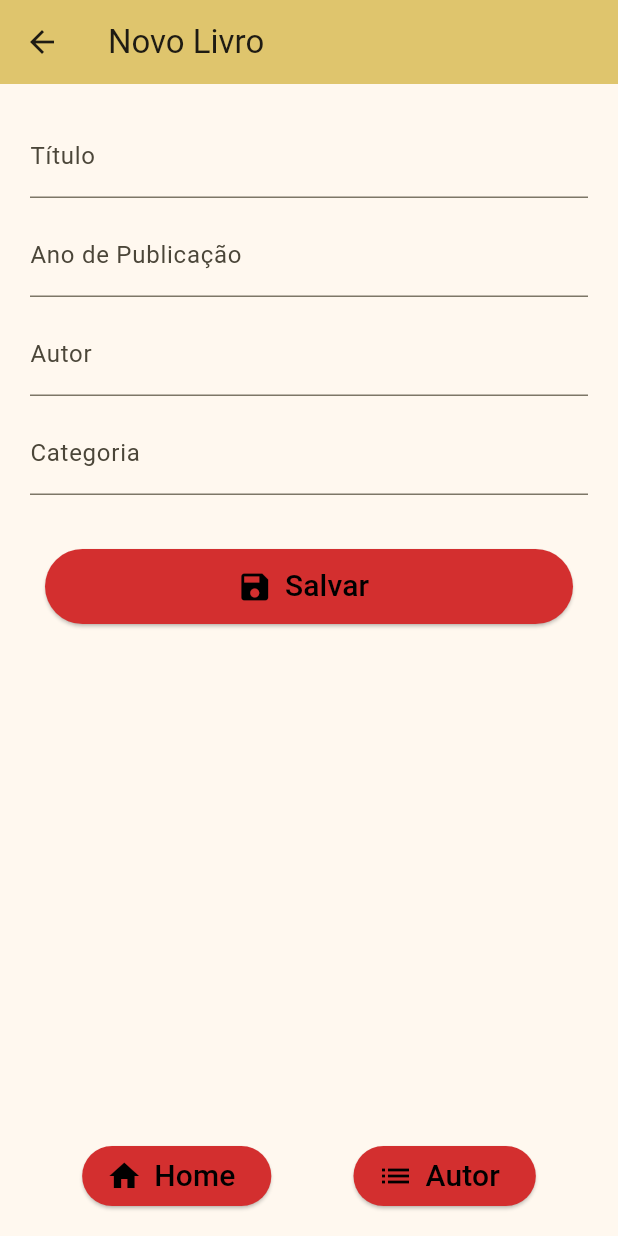
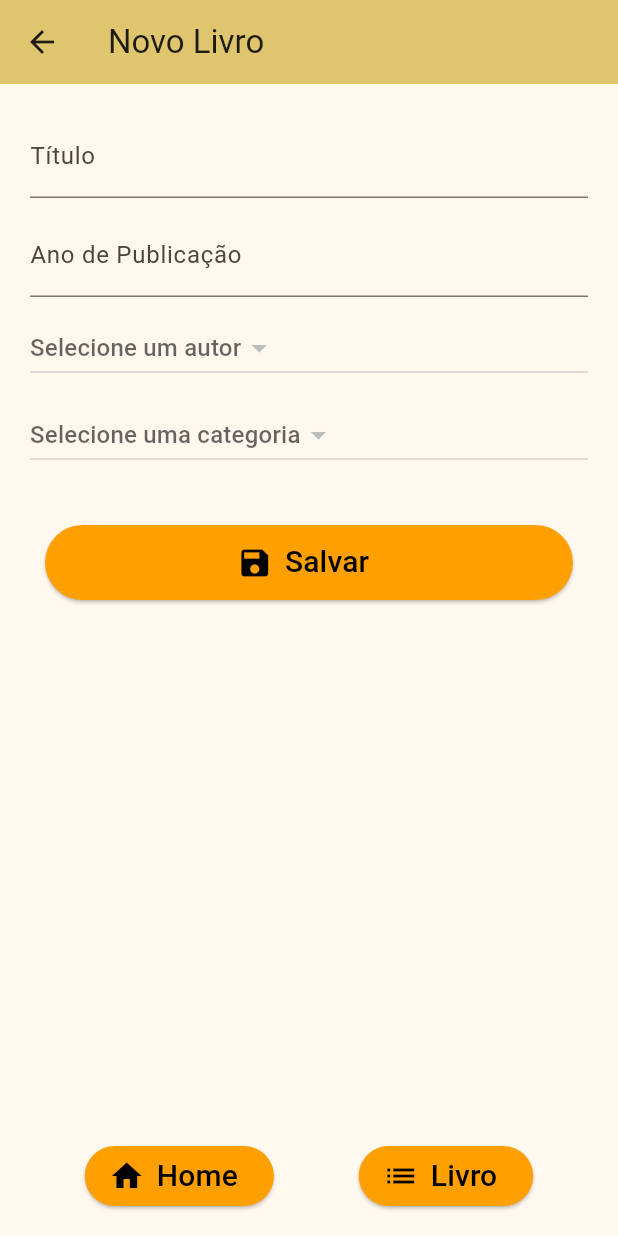
Before and after one commit to crissdamo/bookstore, a Flutter app: the FormularioLivro screen opened directly, on a phone screen of 412 x 824 dp. Run offline on Flutter 3.47's test engine with Material 3 defaults, Android fonts, the phone set to English and light mode, and no system bars; our stand-ins replace sqflite; accounts and stored records are empty.

Commit message:
Cria dropdown

```diff
--- a/lib/main.dart
+++ b/lib/main.dart
@@ -16,7 +16,7 @@ class MyApp extends StatelessWidget {
       title: title,
       theme: ThemeData(
         colorScheme: ColorScheme.fromSeed(seedColor: Colors.amberAccent),
-        primaryColor: Colors.red[700],
+        primaryColor: Colors.amber[700],
         useMaterial3: true,
       ),
       home: const MyHomePage(title: title),
--- a/lib/screens/formulario_autor.dart
+++ b/lib/screens/formulario_autor.dart
@@ -1,5 +1,5 @@
-import 'package:bookstore/components/bottao_curto.dart';
-import 'package:bookstore/components/bottao_largo.dart';
+import 'package:bookstore/widgets/bottao_curto.dart';
+import 'package:bookstore/widgets/bottao_largo.dart';
 import 'package:bookstore/db/dao/autor_dao.dart';
 import 'package:bookstore/model/autor.dart';
 import 'package:bookstore/screens/home.dart';
--- a/lib/screens/formulario_categoria.dart
+++ b/lib/screens/formulario_categoria.dart
@@ -1,5 +1,5 @@
-import 'package:bookstore/components/bottao_curto.dart';
-import 'package:bookstore/components/bottao_largo.dart';
+import 'package:bookstore/widgets/bottao_curto.dart';
+import 'package:bookstore/widgets/bottao_largo.dart';
 import 'package:bookstore/db/dao/categoria_dao.dart';
 import 'package:bookstore/model/categoria.dart';
 import 'package:bookstore/screens/home.dart';
--- a/lib/screens/formulario_livro.dart
+++ b/lib/screens/formulario_livro.dart
@@ -1,5 +1,6 @@
-import 'package:bookstore/components/bottao_curto.dart';
-import 'package:bookstore/components/bottao_largo.dart';
+import 'package:bookstore/widgets/autor_dropdown.dart';
+import 'package:bookstore/widgets/bottao_curto.dart';
+import 'package:bookstore/widgets/bottao_largo.dart';
 import 'package:bookstore/db/dao/autor_dao.dart';
 import 'package:bookstore/db/dao/categoria_dao.dart';
 import 'package:bookstore/db/dao/livro_dao.dart';
@@ -8,6 +9,7 @@ import 'package:bookstore/model/categoria.dart';
 import 'package:bookstore/model/livro.dart';
 import 'package:bookstore/screens/home.dart';
 import 'package:bookstore/screens/lista_livros.dart';
+import 'package:bookstore/widgets/categoria_dropdown.dart';
 import 'package:flutter/material.dart';
 
 class FormularioLivro extends StatefulWidget {
@@ -25,12 +27,31 @@ class FormularioLivro extends StatefulWidget {
 class _FormularioLivroState extends State<FormularioLivro> {
   final TextEditingController _controllerTitulo = TextEditingController();
   final TextEditingController _controllerAno = TextEditingController();
-  final TextEditingController _controllerAutor = TextEditingController();
-  final TextEditingController _controllerCategoria = TextEditingController();
 
   final LivroDao _dao = LivroDao();
 
+  final AutorDao _daoAutor = AutorDao();
+  late Autor _autorSelecionado;
+
+  final CategoriaDao _daoCategoria = CategoriaDao();
+  late Categoria _categoriaSelecionada;
+
   final _formKey = GlobalKey<FormState>();
+
+  callbackCategoria(categoriaselecionada) {
+    setState(() {
+      _categoriaSelecionada = categoriaselecionada;
+      debugPrint(_categoriaSelecionada.descricao);
+    });
+  }
+
+  callbackAutor(autorSelecionado) {
+    setState(() {
+      _autorSelecionado = autorSelecionado;
+      debugPrint(_autorSelecionado.nome);
+    });
+  }
+
   @override
   void initState() {
     super.initState();
@@ -38,8 +59,8 @@ class _FormularioLivroState extends State<FormularioLivro> {
     if (widget.livro != null) {
       _controllerTitulo.text = widget.livro!.titulo!;
       _controllerAno.text = widget.livro!.ano!;
-      _controllerAutor.text = widget.livro!.autor! as String;
-      _controllerCategoria.text = widget.livro!.categoria! as String;
+      // _controllerAutor.text = widget.livro!.autor! as String;
+      // _controllerCategoria.text = widget.livro!.categoria! as String;
     }
   }
 
@@ -47,8 +68,6 @@ class _FormularioLivroState extends State<FormularioLivro> {
   void dispose() {
     _controllerTitulo.dispose();
     _controllerAno.dispose();
-    _controllerAutor.dispose();
-    _controllerCategoria.dispose();
     super.dispose();
   }
 
@@ -95,27 +114,39 @@ class _FormularioLivroState extends State<FormularioLivro> {
                 },
               ),
               const SizedBox(height: 10),
-              TextFormField(
-                controller: _controllerAutor,
-                decoration: const InputDecoration(
-                    labelText: 'Autor', border: UnderlineInputBorder()),
-                validator: (value) {
-                  if (value == null || value.isEmpty) {
-                    return 'É obrigatório informar o autor.';
-                  }
-                  return null;
+
+              // FutureBuilder<List<Categoria>>(
+              // future: _daoCategoria.findAll(),
+              // builder: (context, snapshot) {
+              //   return DropdownButtonFormField(
+              //     items: snapshot.data!,
+              //     value: _categoriaSelecionada,
+              //     onChanged: (Categoria? value) {
+              //       setState(() {
+              //         if (value != null) {
+              //           setState(() {
+              //             _categoriaSelecionada;
+              //           });
+              //         }
+              //       });
+              //     },
+              //   );})
+
+              FutureBuilder<List<Autor>>(
+                future: _daoAutor.findAll(),
+                builder: (context, snapshot) {
+                  return snapshot.hasData
+                      ? AutoresDropDown(snapshot.data!, callbackAutor)
+                      : const Text('Nenhum autor');
                 },
               ),
               const SizedBox(height: 10),
-              TextFormField(
-                controller: _controllerCategoria,
-                decoration: const InputDecoration(
-                    labelText: 'Categoria', border: UnderlineInputBorder()),
-                validator: (value) {
-                  if (value == null || value.isEmpty) {
-                    return 'É obrigatório informar o categoria.';
-                  }
-                  return null;
+              FutureBuilder<List<Categoria>>(
+                future: _daoCategoria.findAll(),
+                builder: (context, snapshot) {
+                  return snapshot.hasData
+                      ? CategoriasDropDown(snapshot.data!, callbackCategoria)
+                      : const Text('Nenhuma categorias');
                 },
               ),
               const SizedBox(height: 10),
@@ -133,8 +164,7 @@ class _FormularioLivroState extends State<FormularioLivro> {
                       // CategoriaDao _daoCategoria = CategoriaDao();
                       // var umaCategoria = _daoCategoria.findByID(1);
 
-                      var novoLivro =
-                          Livro(0, "Ensaio sobre a Cegueira", "1995", 1, 1);
+                      var novoLivro = Livro(0, "Quincas Borba", "1981", 2, 1);
                       _dao.insert(novoLivro);
                     },
                   ),
@@ -163,7 +193,7 @@ class _FormularioLivroState extends State<FormularioLivro> {
             ),
             BotaoCurto(
               icon: Icons.list,
-              text: 'Autor',
+              text: 'Livro',
               onPressed: () async {
                 await Navigator.push(
                   context,
--- a/lib/screens/home.dart
+++ b/lib/screens/home.dart
@@ -1,4 +1,4 @@
-import 'package:bookstore/components/bottao_largo.dart';
+import 'package:bookstore/widgets/bottao_largo.dart';
 import 'package:bookstore/screens/lista_autor.dart';
 import 'package:bookstore/screens/lista_categorias.dart';
 import 'package:bookstore/screens/lista_livros.dart';
--- a/lib/screens/lista_autor.dart
+++ b/lib/screens/lista_autor.dart
@@ -1,4 +1,4 @@
-import 'package:bookstore/components/bottao_curto.dart';
+import 'package:bookstore/widgets/bottao_curto.dart';
 import 'package:bookstore/db/dao/autor_dao.dart';
 import 'package:bookstore/model/autor.dart';
 import 'package:bookstore/screens/formulario_autor.dart';
--- a/lib/screens/lista_categorias.dart
+++ b/lib/screens/lista_categorias.dart
@@ -1,4 +1,4 @@
-import 'package:bookstore/components/bottao_curto.dart';
+import 'package:bookstore/widgets/bottao_curto.dart';
 import 'package:bookstore/db/dao/categoria_dao.dart';
 import 'package:bookstore/model/categoria.dart';
 import 'package:bookstore/screens/formulario_categoria.dart';
--- a/lib/screens/lista_livros.dart
+++ b/lib/screens/lista_livros.dart
@@ -1,4 +1,4 @@
-import 'package:bookstore/components/bottao_curto.dart';
+import 'package:bookstore/widgets/bottao_curto.dart';
 import 'package:bookstore/db/dao/livro_dao.dart';
 import 'package:bookstore/model/livro.dart';
 import 'package:bookstore/screens/formulario_livro.dart';
--- /dev/null
+++ b/lib/widgets/autor_dropdown.dart
@@ -0,0 +1,42 @@
+import 'package:bookstore/model/autor.dart';
+import 'package:flutter/material.dart';
+
+// ignore: must_be_immutable
+class AutoresDropDown extends StatefulWidget {
+  List<Autor> autores;
+
+  Function(Autor) callback;
+
+  AutoresDropDown(
+    this.autores,
+    this.callback, {
+    super.key,
+  });
+
+  @override
+  // ignore: library_private_types_in_public_api
+  _AutoresDropDownState createState() => _AutoresDropDownState();
+}
+
+class _AutoresDropDownState extends State<AutoresDropDown> {
+  @override
+  Widget build(BuildContext context) {
+    return DropdownButton<Autor>(
+        hint: const Text('Selecione um autor'),
+        onChanged: (Autor? value) {
+          setState(() {
+            if (value != null) {
+              setState(() {
+                widget.callback(value);
+              });
+            }
+          });
+        },
+        items: widget.autores.map((autor) {
+          return DropdownMenuItem(
+            value: autor,
+            child: Text("${autor.nome} ${autor.sobrenome}"),
+          );
+        }).toList());
+  }
+}
--- /dev/null
+++ b/lib/widgets/categoria_dropdown.dart
@@ -0,0 +1,42 @@
+import 'package:bookstore/model/categoria.dart';
+import 'package:flutter/material.dart';
+
+// ignore: must_be_immutable
+class CategoriasDropDown extends StatefulWidget {
+  List<Categoria> categorias;
+
+  Function(Categoria) callback;
+
+  CategoriasDropDown(
+    this.categorias,
+    this.callback, {
+    super.key,
+  });
+
+  @override
+  // ignore: library_private_types_in_public_api
+  _CategoriasDropDownState createState() => _CategoriasDropDownState();
+}
+
+class _CategoriasDropDownState extends State<CategoriasDropDown> {
+  @override
+  Widget build(BuildContext context) {
+    return DropdownButton<Categoria>(
+        hint: const Text('Selecione uma categoria'),
+        onChanged: (Categoria? value) {
+          setState(() {
+            if (value != null) {
+              setState(() {
+                widget.callback(value);
+              });
+            }
+          });
+        },
+        items: widget.categorias.map((categoria) {
+          return DropdownMenuItem(
+            value: categoria,
+            child: Text(categoria.descricao.toString()),
+          );
+        }).toList());
+  }
+}
```
Also changed, not shown: lib/components/categoria_dropdown.dart (deleted, +0 -39 lines), lib/widgets/bottao_curto.dart (renamed from lib/components/bottao_curto.dart), lib/widgets/bottao_largo.dart (renamed from lib/components/bottao_largo.dart).
